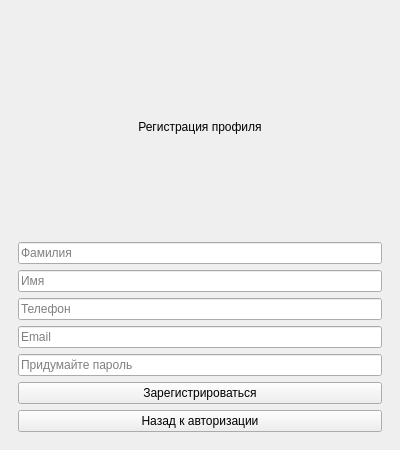
Before: the Qt Designer form client/authwindow.ui in alexxxandra031/Online-Shop, drawn with Qt 5.
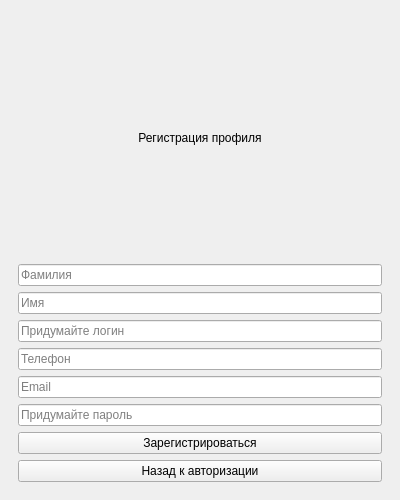
After: the same form once the commit is applied. The open tabs and pages were chosen to show the change.

```diff
--- a/client/authwindow.ui
+++ b/client/authwindow.ui
@@ -3,7 +3,7 @@
  <class>AuthWindow</class>
  <widget class="QMainWindow" name="AuthWindow">
   <property name="geometry">
-   <rect><x>0</x><y>0</y><width>400</width><height>450</height></rect>
+   <rect><x>0</x><y>0</y><width>400</width><height>500</height></rect>
   </property>
   <property name="windowTitle">
    <string>Авторизация</string>
@@ -73,6 +73,11 @@
           <property name="placeholderText"><string>Имя</string></property>
          </widget>
         </item>
+        <item>
+         <widget class="QLineEdit" name="lineRegLogin">
+          <property name="placeholderText"><string>Придумайте логин</string></property>
+         </widget>
+        </item>
         <item>
          <widget class="QLineEdit" name="lineRegPhone">
           <property name="placeholderText"><string>Телефон</string></property>
```
Left out of the diff: 2 changed lines with no effect on the pictures.
